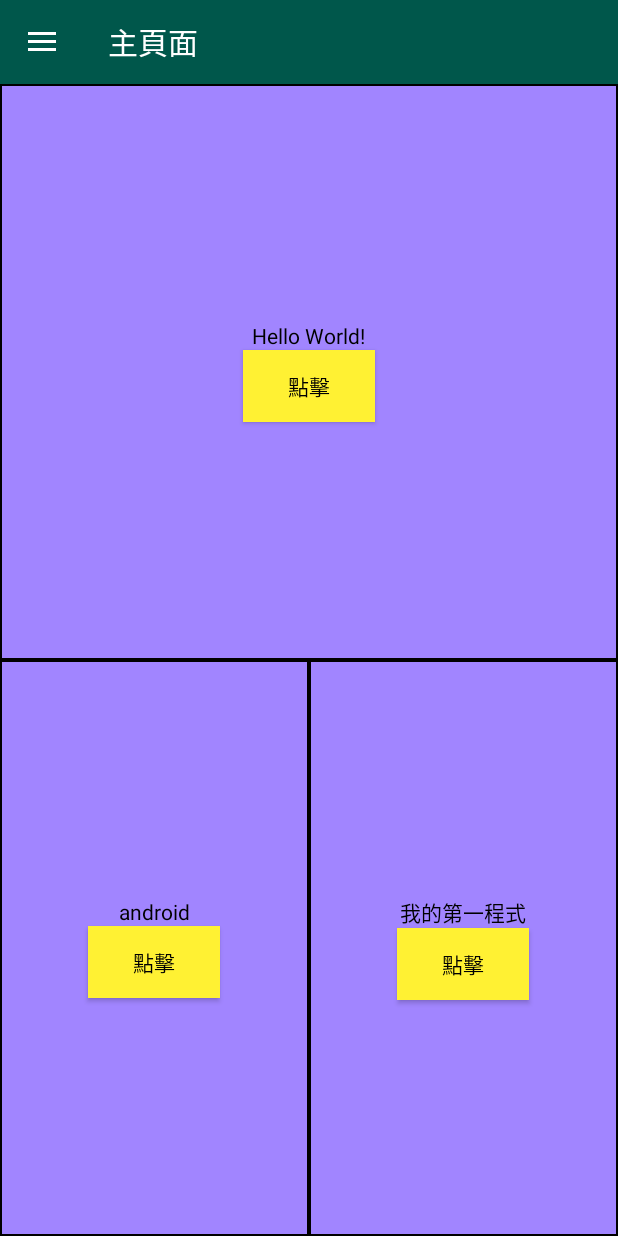
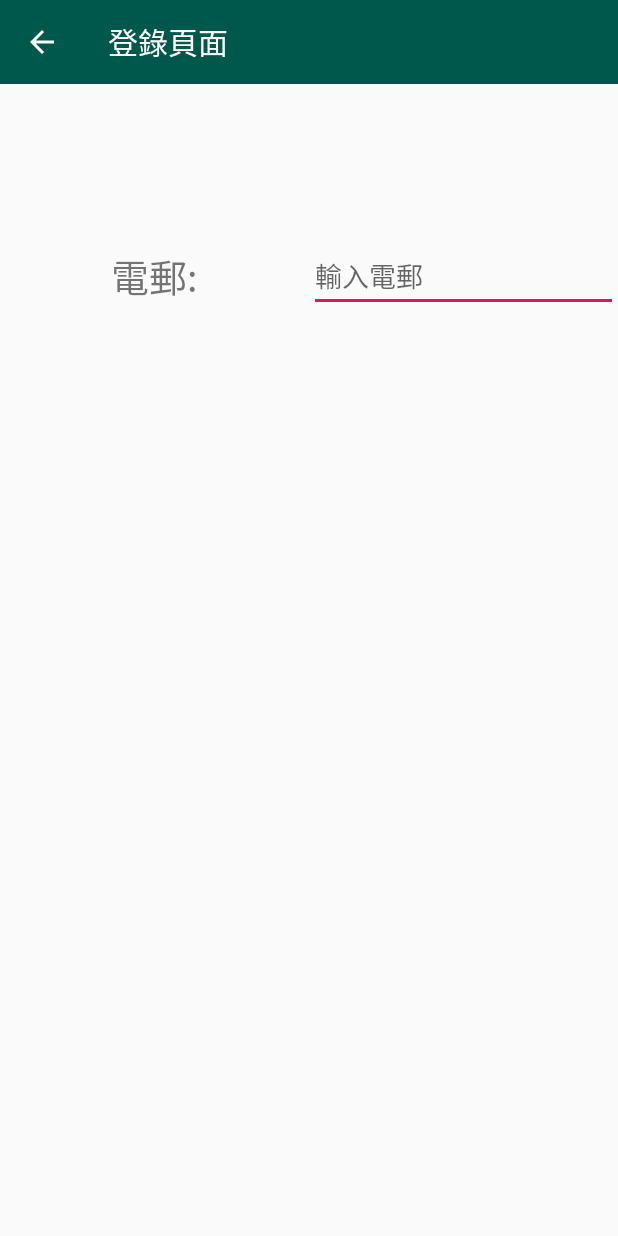
Before and after one commit to kelvinng2017/ExerciseOne, an Android app: the screen it shows after launch (MainActivity before the commit, Email_Login after it), after a tap on "登錄", on a phone screen of 412 x 824 dp. Run offline under Robolectric (Android 15) with nearby library versions, the phone set to English and light mode, and no system bars; our stand-ins replace CircleImageView; 1 other tap on this screen came first.

Commit message:
創立登錄頁面

```diff
--- a/app/src/main/AndroidManifest.xml
+++ b/app/src/main/AndroidManifest.xml
@@ -16,7 +16,8 @@
                 <category android:name="android.intent.category.LAUNCHER" />
             </intent-filter>
         </activity>
-        <activity android:name=".email_register"></activity>
+        <activity android:name=".email_register" />
+        <activity android:name=".Email_Login"></activity>
     </application>
 
 </manifest>
--- /dev/null
+++ b/app/src/main/java/com/example/kelvinng/exerciseone/Email_Login.java
@@ -0,0 +1,48 @@
+package com.example.kelvinng.exerciseone;
+
+import android.content.Intent;
+import android.support.v7.app.ActionBar;
+import android.support.v7.app.AppCompatActivity;
+import android.os.Bundle;
+import android.support.v7.widget.Toolbar;
+import android.view.MenuItem;
+
+public class Email_Login extends AppCompatActivity {
+
+    Toolbar activity_email_login_toolbar;
+    ActionBar activity_email_login_actionbar;
+    @Override
+    protected void onCreate(Bundle savedInstanceState) {
+        super.onCreate(savedInstanceState);
+        setContentView(R.layout.activity_email__login);
+
+        activity_email_login_toolbar=findViewById(R.id.activity_email_login_toolbar);
+        setSupportActionBar(activity_email_login_toolbar);
+        activity_email_login_actionbar=getSupportActionBar();
+        activity_email_login_actionbar.setTitle("登錄頁面");
+        activity_email_login_actionbar.setDisplayHomeAsUpEnabled(true);
+
+
+
+
+    }
+
+    @Override
+    public boolean onOptionsItemSelected(MenuItem item) {
+        if (item.getItemId() == android.R.id.home) {
+            Intent intent = new Intent(Email_Login.this,MainActivity.class);
+            intent.setFlags(Intent.FLAG_ACTIVITY_CLEAR_TOP);
+            intent.addFlags(Intent.FLAG_ACTIVITY_SINGLE_TOP);
+            startActivity(intent);
+        }
+        return super.onOptionsItemSelected(item);
+    }
+
+    @Override
+    public void onBackPressed(){
+        Intent intent = new Intent(Email_Login.this,MainActivity.class);
+        intent.setFlags(Intent.FLAG_ACTIVITY_CLEAR_TOP);
+        intent.addFlags(Intent.FLAG_ACTIVITY_SINGLE_TOP);
+        startActivity(intent);
+    }
+}
--- a/app/src/main/java/com/example/kelvinng/exerciseone/MainActivity.java
+++ b/app/src/main/java/com/example/kelvinng/exerciseone/MainActivity.java
@@ -119,13 +119,17 @@ public class MainActivity extends AppCompatActivity implements NavigationView.On
         switch (id){
             case R.id.email_login:
                 Toast.makeText(MainActivity.this,"你點擊了登錄按鈕",Toast.LENGTH_SHORT).show();
+                Intent go_to_email_login = new Intent(MainActivity.this,Email_Login.class);
+                go_to_email_login.setFlags(Intent.FLAG_ACTIVITY_CLEAR_TOP);
+                go_to_email_login.addFlags(Intent.FLAG_ACTIVITY_SINGLE_TOP);
+                startActivity(go_to_email_login);
                 break;
             case R.id.email_register:
                 Toast.makeText(MainActivity.this,"你點擊了註冊按鈕",Toast.LENGTH_SHORT).show();
-                Intent i = new Intent(MainActivity.this,email_register.class);
-                i.setFlags(Intent.FLAG_ACTIVITY_CLEAR_TOP);
-                i.addFlags(Intent.FLAG_ACTIVITY_SINGLE_TOP);
-                startActivity(i);
+                Intent go_to_email_register = new Intent(MainActivity.this,email_register.class);
+                go_to_email_register.setFlags(Intent.FLAG_ACTIVITY_CLEAR_TOP);
+                go_to_email_register.addFlags(Intent.FLAG_ACTIVITY_SINGLE_TOP);
+                startActivity(go_to_email_register);
                 break;
             case R.id.setting_account:
                 Toast.makeText(MainActivity.this,"你點擊了會員資料設定按鈕",Toast.LENGTH_SHORT).show();
--- /dev/null
+++ b/app/src/main/res/layout/activity_email__login.xml
@@ -0,0 +1,87 @@
+<?xml version="1.0" encoding="utf-8"?>
+<RelativeLayout xmlns:android="http://schemas.android.com/apk/res/android"
+    xmlns:app="http://schemas.android.com/apk/res-auto"
+    xmlns:tools="http://schemas.android.com/tools"
+    android:layout_width="match_parent"
+    android:layout_height="match_parent"
+    tools:context=".Email_Login">
+
+    <include
+        android:id="@+id/activity_email_login_toolbar"
+        layout="@layout/app_bar_layout"/>
+
+    <LinearLayout
+        android:layout_width="match_parent"
+        android:layout_height="match_parent"
+        android:orientation="vertical"
+        android:layout_below="@+id/activity_email_login_toolbar">
+
+        <LinearLayout
+            android:layout_width="match_parent"
+            android:layout_height="match_parent"
+            android:orientation="horizontal"
+            android:layout_weight="1">
+
+            <LinearLayout
+                android:layout_width="match_parent"
+                android:layout_height="match_parent"
+                android:layout_weight="1"
+                android:gravity="center">
+
+                <TextView
+                    android:id="@+id/email_login_text_view"
+                    android:layout_width="wrap_content"
+                    android:layout_height="wrap_content"
+                    android:text="電郵:"
+                    android:textSize="25sp"/>
+
+            </LinearLayout>
+            <LinearLayout
+                android:layout_width="match_parent"
+                android:layout_height="match_parent"
+                android:layout_weight="1"
+                android:gravity="center">
+
+                <EditText
+                    android:id="@+id/email_login_edit_text"
+                    android:layout_width="match_parent"
+                    android:layout_height="wrap_content"
+                    android:hint="@string/input_email"
+                    />
+
+            </LinearLayout>
+
+        </LinearLayout>
+        <LinearLayout
+            android:layout_width="match_parent"
+            android:layout_height="match_parent"
+            android:orientation="horizontal"
+            android:layout_weight="1">
+
+            <LinearLayout
+                android:layout_width="match_parent"
+                android:layout_height="match_parent"
+                android:layout_weight="1"
+                android:gravity="center">
+
+            </LinearLayout>
+            <LinearLayout
+                android:layout_width="match_parent"
+                android:layout_height="match_parent"
+                android:layout_weight="1"
+                android:gravity="center">
+
+            </LinearLayout>
+
+        </LinearLayout>
+        <LinearLayout
+            android:layout_width="match_parent"
+            android:layout_height="match_parent"
+            android:orientation="horizontal"
+            android:layout_weight="1">
+
+        </LinearLayout>
+
+    </LinearLayout>
+
+</RelativeLayout>
--- a/app/src/main/res/values/strings.xml
+++ b/app/src/main/res/values/strings.xml
@@ -6,4 +6,6 @@
     <string name="Logout">登出</string>
     <string name="open">打開</string>
     <string name="close">關閉</string>
+    <string name="input_email">輸入電郵</string>
+    <string name="input_password">輸入密碼</string>
 </resources>
```
Also changed, not shown: app/src/main/res/layout/activity_email_register.xml (+6 -9 lines).
